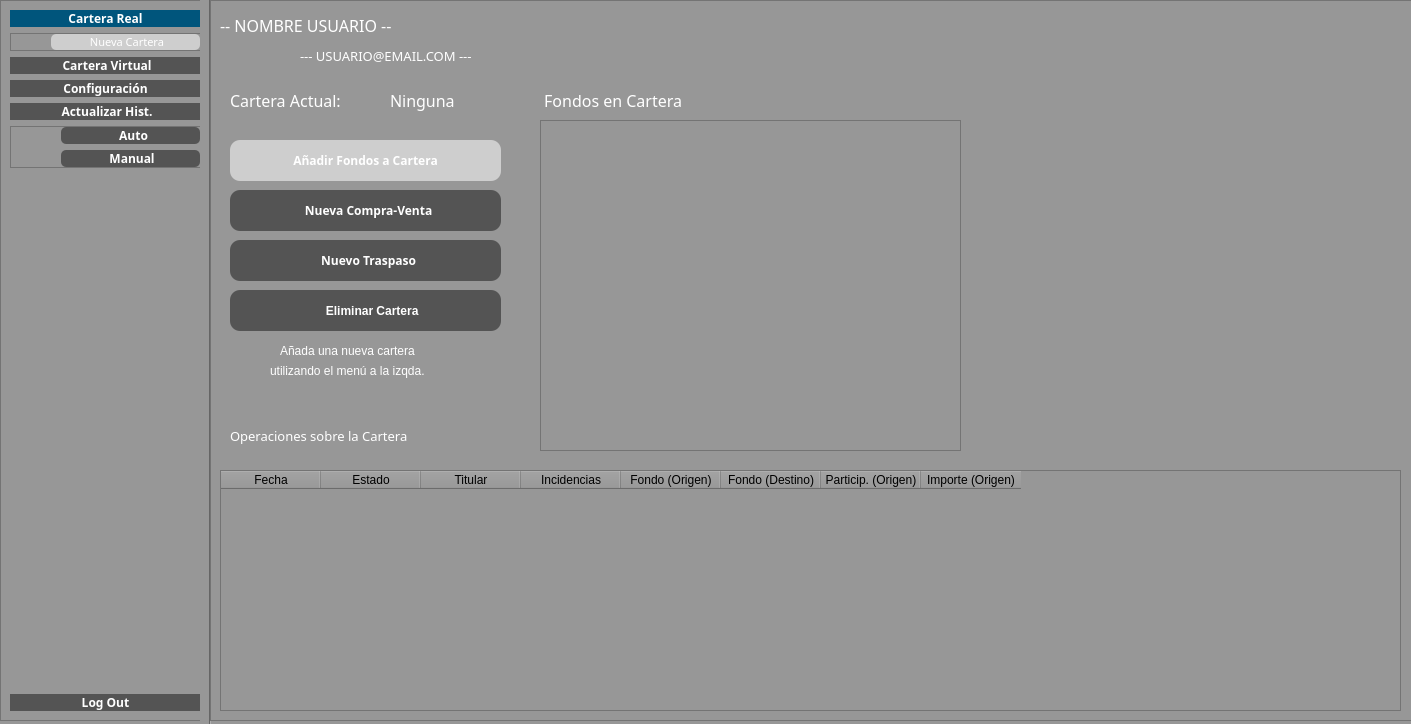
This is src/GUI/PrincipalUsuario.ui in jesusramondovale/IngenicaSTS as Qt 5 draws it before an edit. The edited form follows.
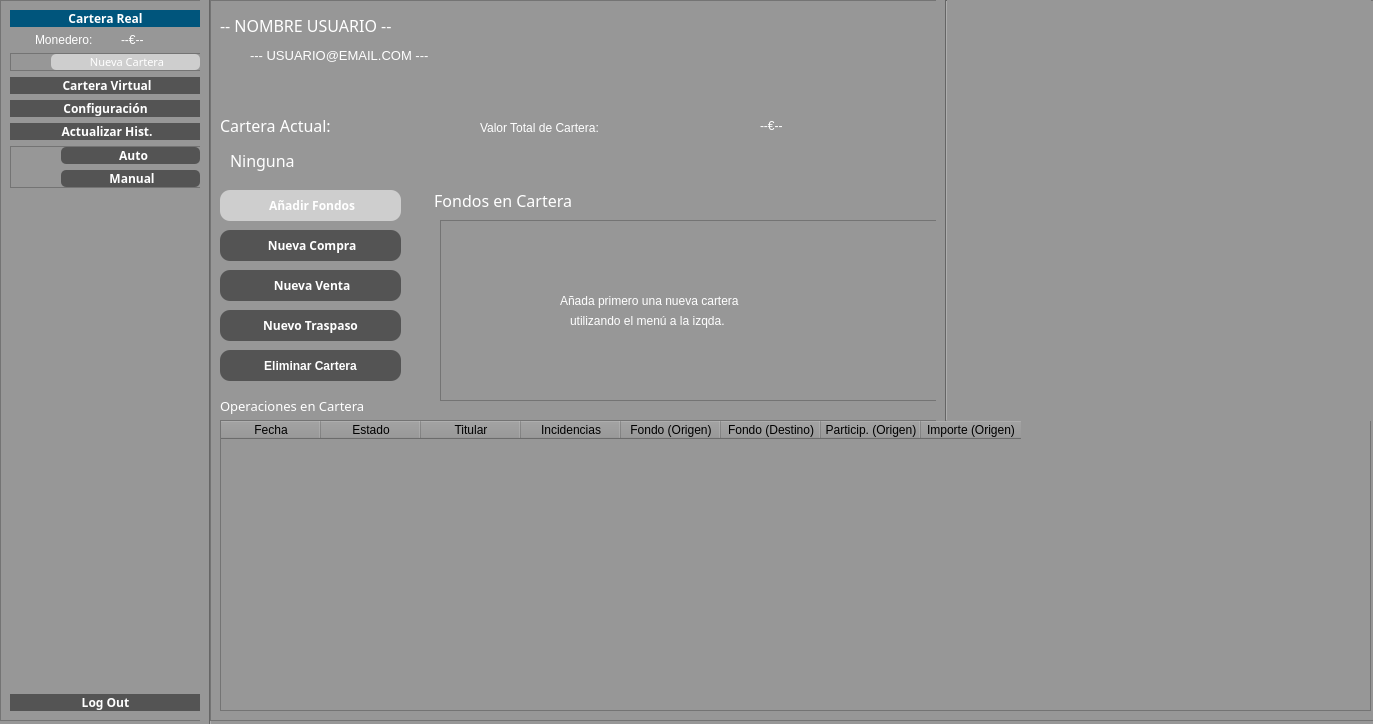
This is the edited form. Icons and pictures are not drawn.

Commit message: Añadido: Funciones de Monedero + Validaciones en Operaciones de Cartera

The edit to the form file:
```diff
--- a/src/GUI/PrincipalUsuario.ui
+++ b/src/GUI/PrincipalUsuario.ui
@@ -6,7 +6,7 @@
    <rect>
     <x>0</x>
     <y>0</y>
-    <width>1411</width>
+    <width>1373</width>
     <height>724</height>
    </rect>
   </property>
@@ -124,6 +124,33 @@
        </property>
       </widget>
      </item>
+     <item>
+      <layout class="QHBoxLayout" name="horizontalLayout">
+       <property name="leftMargin">
+        <number>25</number>
+       </property>
+       <item>
+        <widget class="QLabel" name="label_6">
+         <property name="styleSheet">
+          <string notr="true">	font: 25 9pt &quot;Yu Gothic UI Light&quot;;</string>
+         </property>
+         <property name="text">
+          <string>Monedero:</string>
+         </property>
+        </widget>
+       </item>
+       <item>
+        <widget class="QLabel" name="labelMonederoTotal">
+         <property name="styleSheet">
+          <string notr="true">	font: 25 9pt &quot;Yu Gothic UI Light&quot;;</string>
+         </property>
+         <property name="text">
+          <string>--€--</string>
+         </property>
+        </widget>
+       </item>
+      </layout>
+     </item>
      <item>
       <widget class="QFrame" name="frameButtonsCarteras">
        <property name="maximumSize">
@@ -917,10 +944,10 @@
     <widget class="QPushButton" name="buttonAddISINReal">
      <property name="geometry">
       <rect>
-       <x>20</x>
-       <y>140</y>
-       <width>271</width>
-       <height>41</height>
+       <x>10</x>
+       <y>190</y>
+       <width>181</width>
+       <height>31</height>
       </rect>
      </property>
      <property name="font">
@@ -937,7 +964,7 @@
 }</string>
      </property>
      <property name="text">
-      <string>Añadir Fondos a Cartera</string>
+      <string> Añadir Fondos</string>
      </property>
      <property name="icon">
       <iconset>
@@ -947,10 +974,10 @@
     <widget class="QLabel" name="label_3">
      <property name="geometry">
       <rect>
-       <x>20</x>
-       <y>80</y>
+       <x>10</x>
+       <y>110</y>
        <width>151</width>
-       <height>41</height>
+       <height>31</height>
       </rect>
      </property>
      <property name="font">
@@ -971,10 +998,10 @@
     <widget class="QPushButton" name="buttonBorrarCarteraReal">
      <property name="geometry">
       <rect>
-       <x>20</x>
-       <y>290</y>
-       <width>271</width>
-       <height>41</height>
+       <x>10</x>
+       <y>350</y>
+       <width>181</width>
+       <height>31</height>
       </rect>
      </property>
      <property name="font">
@@ -989,7 +1016,7 @@
       <string notr="true"/>
      </property>
      <property name="text">
-      <string>    Eliminar Cartera</string>
+      <string>Eliminar Cartera</string>
      </property>
      <property name="icon">
       <iconset>
@@ -999,10 +1026,10 @@
     <widget class="QPushButton" name="buttonOpBasica">
      <property name="geometry">
       <rect>
-       <x>20</x>
-       <y>190</y>
-       <width>271</width>
-       <height>41</height>
+       <x>10</x>
+       <y>230</y>
+       <width>181</width>
+       <height>31</height>
       </rect>
      </property>
      <property name="font">
@@ -1014,7 +1041,7 @@
       </font>
      </property>
      <property name="text">
-      <string>  Nueva Compra-Venta</string>
+      <string> Nueva Compra</string>
      </property>
      <property name="icon">
       <iconset>
@@ -1030,8 +1057,8 @@
     <widget class="QLabel" name="label_4">
      <property name="geometry">
       <rect>
-       <x>330</x>
-       <y>90</y>
+       <x>220</x>
+       <y>190</y>
        <width>201</width>
        <height>21</height>
       </rect>
@@ -1054,9 +1081,9 @@
     <widget class="QLabel" name="label_5">
      <property name="geometry">
       <rect>
-       <x>20</x>
-       <y>420</y>
-       <width>251</width>
+       <x>10</x>
+       <y>390</y>
+       <width>201</width>
        <height>31</height>
       </rect>
      </property>
@@ -1064,7 +1091,8 @@
       <font>
        <family>Yu Gothic UI Light</family>
        <pointsize>10</pointsize>
-       <weight>50</weight>
+       <weight>3</weight>
+       <italic>false</italic>
        <bold>false</bold>
       </font>
      </property>
@@ -1072,16 +1100,16 @@
       <string notr="true"/>
      </property>
      <property name="text">
-      <string>Operaciones sobre la Cartera</string>
+      <string>Operaciones en Cartera</string>
      </property>
     </widget>
     <widget class="QTableWidget" name="tableOperaciones">
      <property name="geometry">
       <rect>
        <x>10</x>
-       <y>470</y>
-       <width>1181</width>
-       <height>241</height>
+       <y>420</y>
+       <width>1151</width>
+       <height>291</height>
       </rect>
      </property>
      <column>
@@ -1152,7 +1180,7 @@
     <widget class="QLabel" name="labelEmailReal">
      <property name="geometry">
       <rect>
-       <x>90</x>
+       <x>40</x>
        <y>40</y>
        <width>291</width>
        <height>31</height>
@@ -1160,9 +1188,10 @@
      </property>
      <property name="font">
       <font>
-       <family>Yu Gothic UI Light</family>
+       <family>Yu Gothic UI</family>
        <pointsize>10</pointsize>
-       <weight>50</weight>
+       <weight>7</weight>
+       <italic>false</italic>
        <bold>false</bold>
       </font>
      </property>
@@ -1179,10 +1208,10 @@
     <widget class="QPushButton" name="buttonOpTraspaso">
      <property name="geometry">
       <rect>
-       <x>20</x>
-       <y>240</y>
-       <width>271</width>
-       <height>41</height>
+       <x>10</x>
+       <y>310</y>
+       <width>181</width>
+       <height>31</height>
       </rect>
      </property>
      <property name="font">
@@ -1194,7 +1223,7 @@
       </font>
      </property>
      <property name="text">
-      <string>  Nuevo Traspaso</string>
+      <string>Nuevo Traspaso</string>
      </property>
      <property name="icon">
       <iconset>
@@ -1210,10 +1239,10 @@
     <widget class="QWidget" name="horizontalLayoutWidget_2">
      <property name="geometry">
       <rect>
-       <x>760</x>
-       <y>20</y>
+       <x>740</x>
+       <y>0</y>
        <width>421</width>
-       <height>431</height>
+       <height>421</height>
       </rect>
      </property>
      <layout class="QHBoxLayout" name="layoutPieChart"/>
@@ -1221,8 +1250,8 @@
     <widget class="QLabel" name="labelCarteraActual">
      <property name="geometry">
       <rect>
-       <x>180</x>
-       <y>80</y>
+       <x>20</x>
+       <y>140</y>
        <width>151</width>
        <height>41</height>
       </rect>
@@ -1240,31 +1269,31 @@
     <widget class="QListWidget" name="listFondosCartera">
      <property name="geometry">
       <rect>
-       <x>330</x>
-       <y>120</y>
-       <width>421</width>
-       <height>331</height>
+       <x>230</x>
+       <y>220</y>
+       <width>501</width>
+       <height>181</height>
       </rect>
      </property>
     </widget>
     <widget class="QLabel" name="labelSinCarteras">
      <property name="geometry">
       <rect>
-       <x>70</x>
-       <y>340</y>
-       <width>181</width>
+       <x>350</x>
+       <y>290</y>
+       <width>241</width>
        <height>21</height>
       </rect>
      </property>
      <property name="text">
-      <string>Añada una nueva cartera</string>
+      <string>Añada primero una nueva cartera</string>
      </property>
     </widget>
     <widget class="QLabel" name="labelSinCarteras2">
      <property name="geometry">
       <rect>
-       <x>60</x>
-       <y>360</y>
+       <x>360</x>
+       <y>310</y>
        <width>211</width>
        <height>21</height>
       </rect>
@@ -1273,6 +1302,82 @@
       <string>utilizando el menú a la izqda.</string>
      </property>
     </widget>
+    <widget class="QPushButton" name="buttonOpBasicaVenta">
+     <property name="geometry">
+      <rect>
+       <x>10</x>
+       <y>270</y>
+       <width>181</width>
+       <height>31</height>
+      </rect>
+     </property>
+     <property name="font">
+      <font>
+       <family>Yu Gothic UI Light</family>
+       <pointsize>9</pointsize>
+       <weight>75</weight>
+       <bold>true</bold>
+      </font>
+     </property>
+     <property name="text">
+      <string> Nueva Venta</string>
+     </property>
+     <property name="icon">
+      <iconset>
+       <normaloff>../../../feather/arrow-up-right.svg</normaloff>../../../feather/arrow-up-right.svg</iconset>
+     </property>
+     <property name="checkable">
+      <bool>false</bool>
+     </property>
+     <property name="checked">
+      <bool>false</bool>
+     </property>
+    </widget>
+    <widget class="QLabel" name="label_7">
+     <property name="geometry">
+      <rect>
+       <x>270</x>
+       <y>112</y>
+       <width>261</width>
+       <height>31</height>
+      </rect>
+     </property>
+     <property name="styleSheet">
+      <string notr="true">	font: 25 14pt &quot;Yu Gothic UI Light&quot;;</string>
+     </property>
+     <property name="text">
+      <string>Valor Total de Cartera:</string>
+     </property>
+    </widget>
+    <widget class="QLabel" name="labelValorTotal">
+     <property name="geometry">
+      <rect>
+       <x>550</x>
+       <y>110</y>
+       <width>111</width>
+       <height>31</height>
+      </rect>
+     </property>
+     <property name="styleSheet">
+      <string notr="true">	font: 25 14pt &quot;Yu Gothic UI Light&quot;;</string>
+     </property>
+     <property name="text">
+      <string>--€--</string>
+     </property>
+    </widget>
+    <widget class="Line" name="line_4">
+     <property name="geometry">
+      <rect>
+       <x>726</x>
+       <y>0</y>
+       <width>20</width>
+       <height>421</height>
+      </rect>
+     </property>
+     <property name="orientation">
+      <enum>Qt::Vertical</enum>
+     </property>
+    </widget>
    </widget>
    <zorder>frameBarra</zorder>
    <zorder>line</zorder>
```
Left out of the diff: 17 changed lines with no effect on the pictures. The commit also changes 10 other files.
